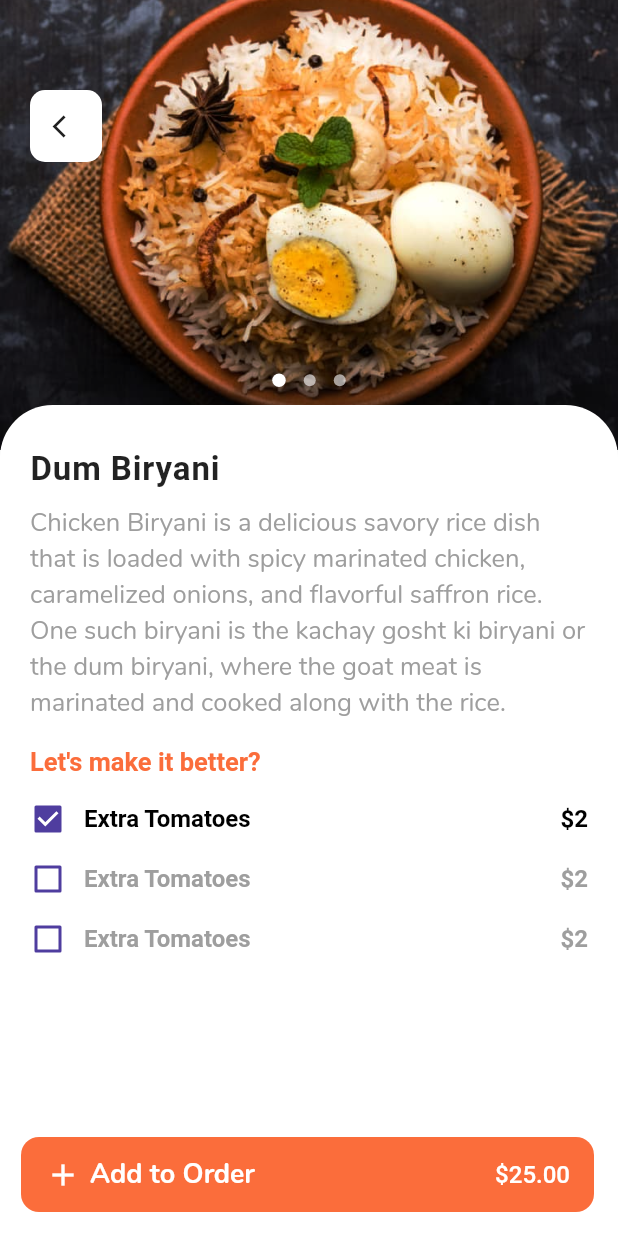
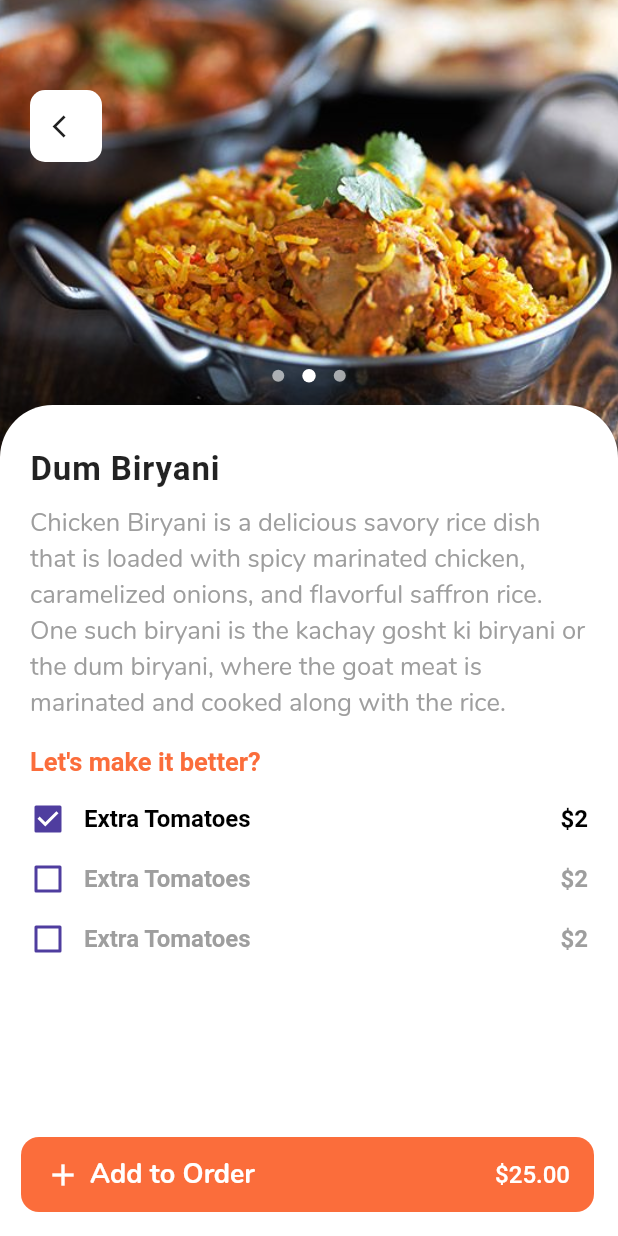
Before and after one commit to kiran-bhalerao/fooody, a Flutter app: the FoodScreen screen opened by its route, on a phone screen of 412 x 824 dp. Run offline on Flutter 3.47's test engine with Material 2 defaults, Android fonts, the phone set to English and light mode, and no system bars; our stand-ins replace after_layout, smooth_star_rating.

```diff
--- a/lib/main.dart
+++ b/lib/main.dart
@@ -3,6 +3,7 @@ import 'package:flutter/services.dart';
 import 'package:fooody/custom_color_scheme.dart';
 import 'package:fooody/screens/Home.dart';
 import 'package:fooody/screens/food.dart';
+import 'package:fooody/screens/restaurant.dart';
 
 void main() {
   WidgetsFlutterBinding.ensureInitialized();
@@ -39,6 +40,7 @@ class MyApp extends StatelessWidget {
       routes: {
         FoodScreen.routeName: (ctx) => FoodScreen(),
         Home.routeName: (ctx) => Home(),
+        RestaurantScreen.routeName: (ctx) => RestaurantScreen(),
       },
     );
   }
--- a/lib/screens/food.dart
+++ b/lib/screens/food.dart
@@ -1,18 +1,24 @@
+import 'package:after_layout/after_layout.dart';
 import 'package:flutter/material.dart';
 import 'package:fooody/custom_color_scheme.dart';
 
 class FoodScreen extends StatefulWidget {
   static String routeName = '/food-screen';
+  double offset = 30.0;
+  double containerHeight = 300.0;
 
   @override
   _FoodScreenState createState() => _FoodScreenState();
 }
 
-class _FoodScreenState extends State<FoodScreen> {
+class _FoodScreenState extends State<FoodScreen>
+    with AfterLayoutMixin<FoodScreen>, TickerProviderStateMixin {
   PageController _pageController;
-  var currentPage = 0;
-  var offset = 30.0;
-  var containerHeight = 300.0;
+  AnimationController _controller;
+  Animation<double> _animation;
+
+  int currentPage = 0;
+  double radius = 0.0;
 
   final List<String> images = [
     'assets/images/biryani2.jpeg',
@@ -28,13 +34,40 @@ class _FoodScreenState extends State<FoodScreen> {
       keepPage: false,
       viewportFraction: 1,
     );
+
+    _controller = AnimationController(
+        duration: const Duration(milliseconds: 3000), vsync: this);
+
+    _animation = Tween<double>(
+      begin: 1.4,
+      end: 1,
+    ).animate(
+      CurvedAnimation(
+        parent: _controller,
+        curve: Curves.ease,
+      ),
+    );
+
+    _controller.forward();
   }
 
   @override
   void dispose() {
     _pageController.dispose();
+    _controller.dispose();
 
     super.dispose();
+  }
+
+  @override
+  void afterFirstLayout(BuildContext context) {
+    Future.delayed(Duration(milliseconds: 200), () {
+      setState(() {
+        radius = 35;
+        _pageController.animateToPage(1,
+            duration: Duration(milliseconds: 800), curve: Curves.fastOutSlowIn);
+      });
+    });
   }
 
   Widget getExtrasRow(bool checked) {
@@ -92,8 +125,14 @@ class _FoodScreenState extends State<FoodScreen> {
         children: <Widget>[
           Positioned(
             top: 0,
+            child: AnimatedBuilder(
+              animation: _controller,
+              builder: (BuildContext context, Widget child) {
+                return Transform.scale(
+                  scale: _animation.value,
+                  alignment: Alignment.center,
                   child: Container(
-              height: containerHeight,
+                    height: widget.containerHeight,
                     width: MediaQuery.of(context).size.width,
                     color: Colors.white,
                     child: PageView.builder(
@@ -108,7 +147,8 @@ class _FoodScreenState extends State<FoodScreen> {
                         decoration: BoxDecoration(
                           image: DecorationImage(
                             colorFilter: ColorFilter.mode(
-                          Colors.black.withOpacity(0.2), BlendMode.overlay),
+                                Colors.black.withOpacity(0.2),
+                                BlendMode.overlay),
                             image: AssetImage(images[index]),
                             fit: BoxFit.cover,
                           ),
@@ -116,20 +156,26 @@ class _FoodScreenState extends State<FoodScreen> {
                       ),
                     ),
                   ),
+                );
+              },
+            ),
           ),
           Positioned(
-            top: containerHeight - offset,
-            child: Container(
+            top: widget.containerHeight - widget.offset,
+            child: AnimatedContainer(
+              duration: Duration(milliseconds: 1000),
+              curve: Curves.easeInOutSine,
               decoration: BoxDecoration(
                 borderRadius: BorderRadius.only(
-                  topLeft: Radius.circular(35),
-                  topRight: Radius.circular(35),
+                  topLeft: Radius.circular(radius),
+                  topRight: Radius.circular(radius),
                 ),
                 color: Colors.white,
               ),
               width: MediaQuery.of(context).size.width,
-              height:
-                  MediaQuery.of(context).size.height - containerHeight + offset,
+              height: MediaQuery.of(context).size.height -
+                  widget.containerHeight +
+                  widget.offset,
               child: SingleChildScrollView(
                 child: Padding(
                   padding:
@@ -204,7 +250,7 @@ class _FoodScreenState extends State<FoodScreen> {
             ),
           ),
           Positioned(
-            top: containerHeight - offset * 1.7,
+            top: widget.containerHeight - widget.offset * 1.8,
             child: Container(
               width: MediaQuery.of(context).size.width,
               child: Column(
--- a/lib/widgets/NearYouCard.dart
+++ b/lib/widgets/NearYouCard.dart
@@ -1,4 +1,5 @@
 import 'package:flutter/material.dart';
+import 'package:fooody/screens/restaurant.dart';
 
 class NearYouCard extends StatelessWidget {
   final String icon;
@@ -14,7 +15,9 @@ class NearYouCard extends StatelessWidget {
 
   @override
   Widget build(BuildContext context) {
-    return Container(
+    return InkWell(
+      onTap: () => Navigator.of(context).pushNamed(RestaurantScreen.routeName),
+      child: Container(
         width: 140,
         padding: const EdgeInsets.fromLTRB(18, 16, 18, 10),
         margin: const EdgeInsets.only(right: 12),
@@ -55,6 +58,7 @@ class NearYouCard extends StatelessWidget {
             ),
           ],
         ),
+      ),
     );
   }
 }
--- a/pubspec.yaml
+++ b/pubspec.yaml
@@ -23,6 +23,9 @@ dependencies:
   # The following adds the Cupertino Icons font to your application.
   # Use with the CupertinoIcons class for iOS style icons.
   cupertino_icons: ^0.1.2
+  after_layout: ^1.0.7+2
+  flutter_map: ^0.9.0
+  smooth_star_rating: ^1.0.4+2
 
 dev_dependencies:
   flutter_test:
```
Also changed, not shown: lib/screens/delivery.dart (added, +44 -0 lines), lib/screens/restaurant.dart (added, +322 -0 lines), lib/widgets/TrendingCard.dart (added, +80 -0 lines), assets/images/pizza_hut.png (added), pubspec.lock, 1 other file. Lines whose indentation alone changed are shown as unchanged.
